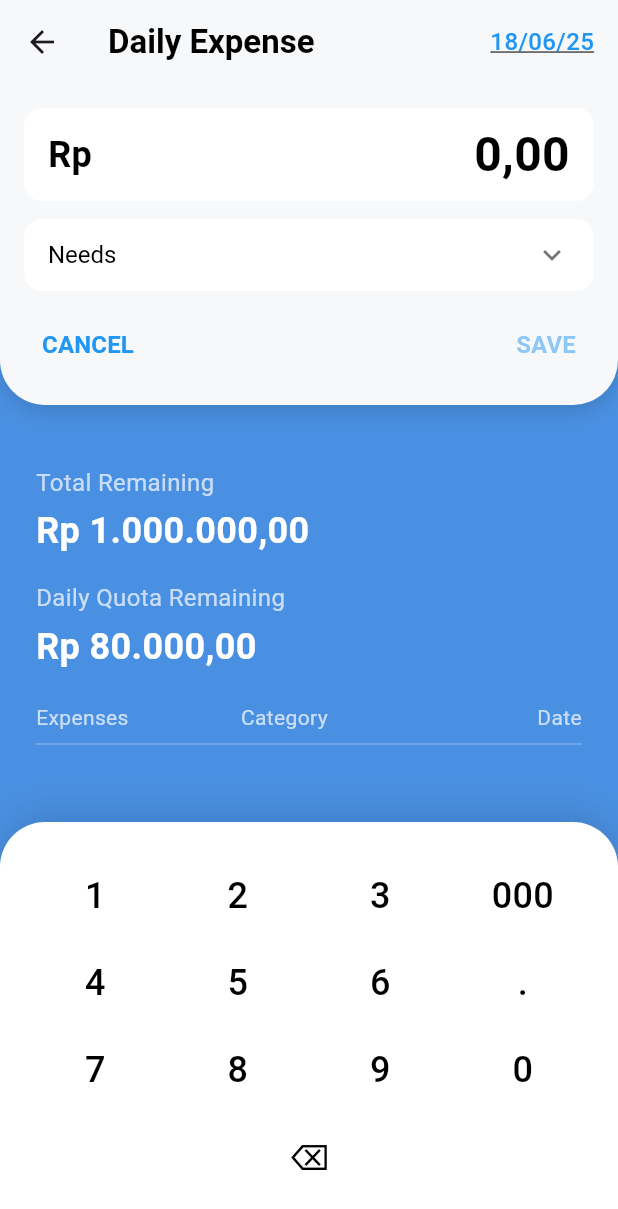
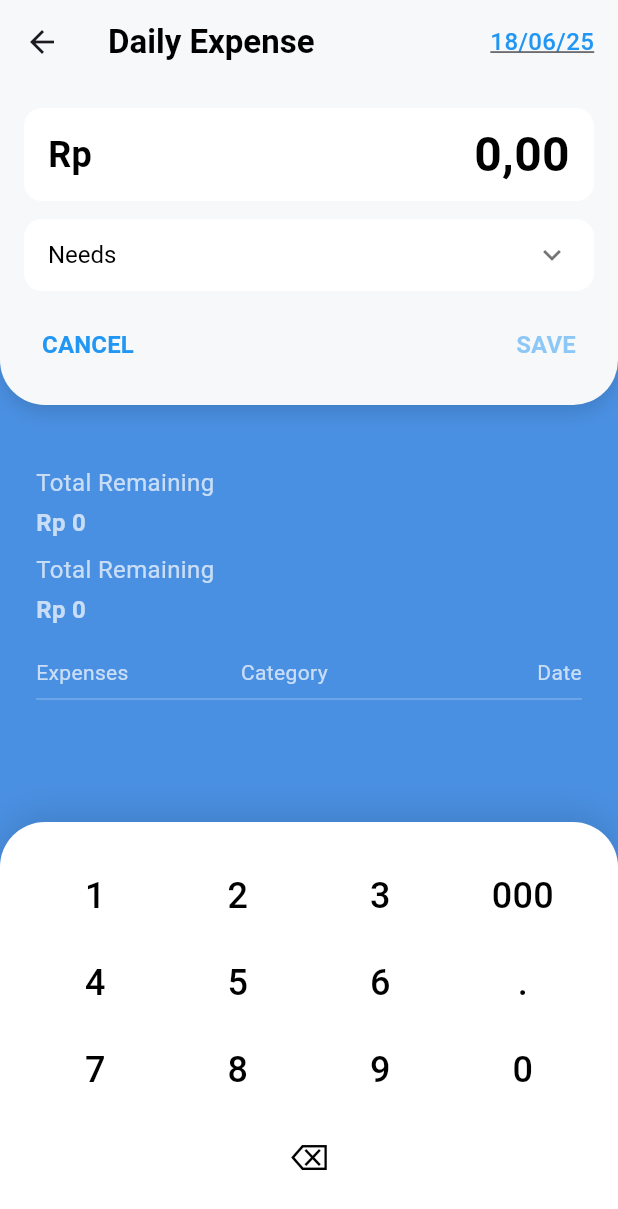
Before and after one commit to kenzitjandra/BudgetTrackerApp, a Flutter app: the HomePage screen opened by its route, after a tap on the "add" icon, on a phone screen of 412 x 824 dp. Shown: the top 1209 px of the screen. Run offline on Flutter 3.47's test engine with Material 3 defaults, Android fonts, the phone set to English and light mode, and no system bars; our stand-ins replace fl_chart, shared_preferences; accounts and stored records are empty; network calls fail; Roboto replaces fonts that are missing (Sans).

Commit message:
bug fixes

```diff
--- a/lib/expense_page.dart
+++ b/lib/expense_page.dart
@@ -24,6 +24,19 @@ Future<void> addExpense(String userId, String date, double amount, String catego
     print("Expense added: ${response.body}");
   } else {
     print("Failed to add expense: ${response.body}");
+  }
+}
+
+Future<Map<String, dynamic>?> fetchBudget(String userId, String month, String token) async {
+  final url = Uri.parse('http://localhost:5000/api/budget/$userId/$month');
+  final response = await http.get(url, headers: {
+    'Authorization': 'Bearer $token',
+  });
+
+  if (response.statusCode == 200) {
+    return jsonDecode(response.body);
+  } else {
+    return null;
   }
 }
 
@@ -57,6 +70,9 @@ class ExpensePage extends StatefulWidget {
 class _ExpensePageState extends State<ExpensePage> {
   String? userId;
   String? token;
+  double totalBudget = 0.0;
+  double totalExpenses = 0.0;
+  double dailyQuotaRemaining = 0.0;
   String _selectedNeeds = 'Needs';
   String _currentAmount = '0,00';
   DateTime _selectedDate = DateTime.now();
@@ -66,6 +82,28 @@ class _ExpensePageState extends State<ExpensePage> {
   void initState() {
     super.initState();
     loadUserCredentials();
+    _loadExpensePageData();
+  }
+
+  Future<void> _loadExpensePageData() async {
+    final prefs = await SharedPreferences.getInstance();
+    final userId = prefs.getString('userId');
+    final token = prefs.getString('token');
+    final month = "${DateTime.now().year}-${DateTime.now().month.toString().padLeft(2, '0')}";
+
+    if (userId != null && token != null) {
+      final budgetData = await fetchBudget(userId, month, token);
+      final expenseData = await fetchExpenses(userId, token);
+
+      setState(() {
+        totalBudget = (budgetData?['totalBudget'] ?? 0).toDouble();
+        totalExpenses = expenseData.fold(0.0, (sum, item) => sum + (item['amount'] as num).toDouble());
+
+        int currentDay = DateTime.now().day;
+        int totalDaysInMonth = DateUtils.getDaysInMonth(DateTime.now().year, DateTime.now().month);
+        dailyQuotaRemaining = (totalBudget / totalDaysInMonth) - (totalExpenses / currentDay);
+      });
+    }
   }
 
   Future<void> loadUserCredentials() async {
@@ -193,6 +231,7 @@ class _ExpensePageState extends State<ExpensePage> {
     ScaffoldMessenger.of(context).showSnackBar(
       const SnackBar(content: Text('Expense submitted!')),
     );
+    await _loadExpensePageData();
   }
 
   Future<void> deleteExpense(String expenseId) async {
@@ -258,28 +297,18 @@ class _ExpensePageState extends State<ExpensePage> {
                     style: TextStyle(color: Colors.white70, fontSize: 16),
                   ),
                   const SizedBox(height: 4),
+                  Text('Rp ${(totalBudget - totalExpenses).toStringAsFixed(0)}',
+                      style: TextStyle(color: Colors.white70, fontSize: 16, fontWeight: FontWeight.bold)),
+
+                  SizedBox(height: 8),
+
                   const Text(
-                    'Rp 1.000.000,00',
-                    style: TextStyle(
-                      color: Colors.white,
-                      fontSize: 24,
-                      fontWeight: FontWeight.bold,
-                    ),
-                  ),
-                  const SizedBox(height: 16),
-                  const Text(
-                    'Daily Quota Remaining',
+                    'Total Remaining',
                     style: TextStyle(color: Colors.white70, fontSize: 16),
                   ),
                   const SizedBox(height: 4),
-                  const Text(
-                    'Rp 80.000,00',
-                    style: TextStyle(
-                      color: Colors.white,
-                      fontSize: 24,
-                      fontWeight: FontWeight.bold,
-                    ),
-                  ),
+                  Text('Rp ${dailyQuotaRemaining.toStringAsFixed(0)}',
+                      style: TextStyle(color: Colors.white70, fontSize: 16, fontWeight: FontWeight.bold)),
                   const SizedBox(height: 20),
                   const Row(
                     children: [
--- a/lib/home_page.dart
+++ b/lib/home_page.dart
@@ -195,7 +195,7 @@ class _HomePageState extends State<HomePage> {
               child: Column(
                 crossAxisAlignment: CrossAxisAlignment.start,
                 children: [
-                  Text('Welcome, Gill',
+                  Text('Welcome!',
                     style: TextStyle(
                       fontSize: 26,
                       fontWeight: FontWeight.bold,
--- a/lib/login_page.dart
+++ b/lib/login_page.dart
@@ -20,7 +20,7 @@ class LoginPage extends StatelessWidget {
 
     try {
       final response = await http.post(
-        Uri.parse('http://172.16.100.49:5000/api/login'),
+        Uri.parse('http://192.168.0.182:5000/api/login'),
         headers: {'Content-Type': 'application/json'},
         body: jsonEncode({
           'username': username,
--- a/lib/register_page.dart
+++ b/lib/register_page.dart
@@ -22,7 +22,7 @@ class RegisterPage extends StatelessWidget {
 
     try {
       final response = await http.post(
-        Uri.parse('http://172.16.100.49:5000/api/register'), // use 10.0.2.2 for Android emulator
+        Uri.parse('http://192.168.0.182:5000/api/register'), // use 10.0.2.2 for Android emulator
         headers: {'Content-Type': 'application/json'},
         body: jsonEncode({
           'email': email,
```
Also changed, not shown: 1 other file.
